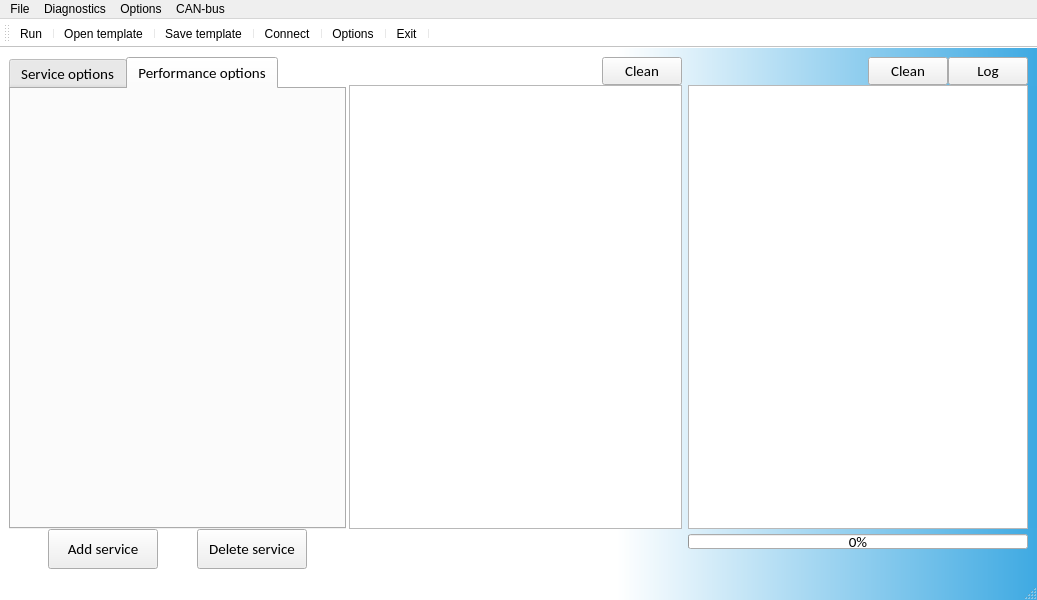
Old version of the form mainwindow.ui in the repository Dimkostyanichtov/UdsDiagnosticTool.
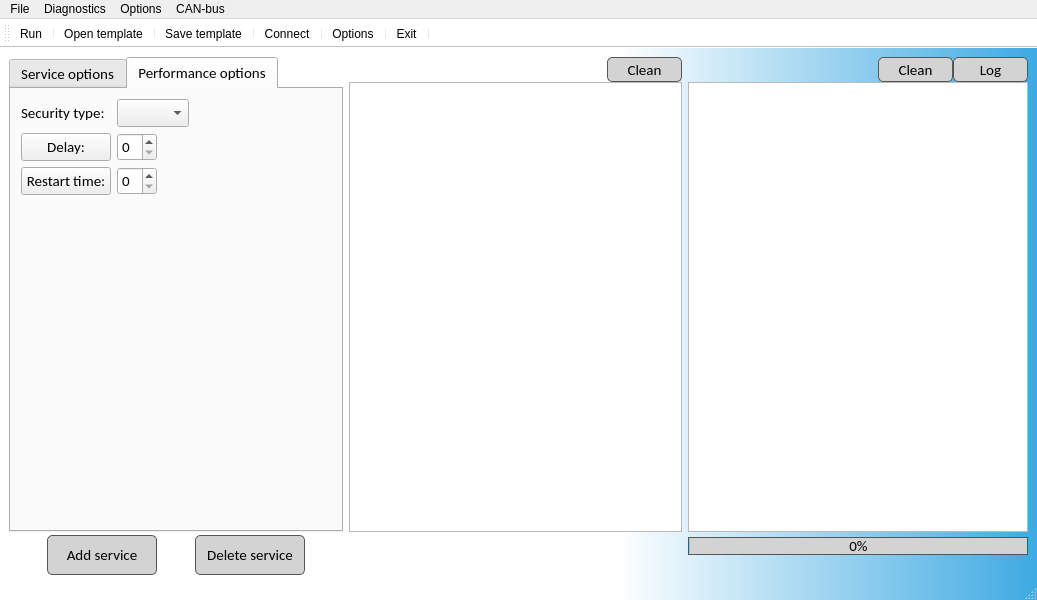
New version of the form. The open tabs and pages were chosen to show the change. Icons and pictures are not drawn.

Diff of the .ui file:
```diff
--- a/mainwindow.ui
+++ b/mainwindow.ui
@@ -28,6 +28,9 @@
   </property>
   <widget class="QWidget" name="centralwidget">
    <layout class="QGridLayout" name="gridLayout">
+    <property name="bottomMargin">
+     <number>3</number>
+    </property>
     <item row="0" column="0">
      <layout class="QVBoxLayout" name="centralLayout">
       <property name="spacing">
@@ -44,7 +47,7 @@
            <number>0</number>
           </property>
           <property name="rightMargin">
-           <number>3</number>
+           <number>6</number>
           </property>
           <item>
            <widget class="QTabWidget" name="optionsTabWidget">
@@ -219,6 +222,192 @@
              <attribute name="title">
               <string>Performance options</string>
              </attribute>
+             <widget class="QWidget" name="">
+              <property name="geometry">
+               <rect>
+                <x>10</x>
+                <y>10</y>
+                <width>311</width>
+                <height>96</height>
+               </rect>
+              </property>
+              <layout class="QVBoxLayout" name="additionaOptionsLayout">
+               <item>
+                <layout class="QHBoxLayout" name="securityLayout">
+                 <item>
+                  <widget class="QLabel" name="securityTypeLabel">
+                   <property name="minimumSize">
+                    <size>
+                     <width>90</width>
+                     <height>0</height>
+                    </size>
+                   </property>
+                   <property name="maximumSize">
+                    <size>
+                     <width>90</width>
+                     <height>16777215</height>
+                    </size>
+                   </property>
+                   <property name="font">
+                    <font>
+                     <family>Calibri</family>
+                     <pointsize>11</pointsize>
+                    </font>
+                   </property>
+                   <property name="text">
+                    <string>Security type:</string>
+                   </property>
+                  </widget>
+                 </item>
+                 <item>
+                  <widget class="QComboBox" name="securityTypeComboBox">
+                   <property name="maximumSize">
+                    <size>
+                     <width>100</width>
+                     <height>16777215</height>
+                    </size>
+                   </property>
+                   <property name="font">
+                    <font>
+                     <family>Calibri</family>
+                     <pointsize>11</pointsize>
+                    </font>
+                   </property>
+                  </widget>
+                 </item>
+                 <item>
+                  <spacer name="horizontalSpacer_9">
+                   <property name="orientation">
+                    <enum>Qt::Horizontal</enum>
+                   </property>
+                   <property name="sizeHint" stdset="0">
+                    <size>
+                     <width>40</width>
+                     <height>20</height>
+                    </size>
+                   </property>
+                  </spacer>
+                 </item>
+                </layout>
+               </item>
+               <item>
+                <layout class="QHBoxLayout" name="delayLayout">
+                 <item>
+                  <widget class="QPushButton" name="delayPushButton">
+                   <property name="minimumSize">
+                    <size>
+                     <width>90</width>
+                     <height>0</height>
+                    </size>
+                   </property>
+                   <property name="maximumSize">
+                    <size>
+                     <width>90</width>
+                     <height>16777215</height>
+                    </size>
+                   </property>
+                   <property name="font">
+                    <font>
+                     <family>Calibri</family>
+                     <pointsize>11</pointsize>
+                    </font>
+                   </property>
+                   <property name="text">
+                    <string>Delay:</string>
+                   </property>
+                  </widget>
+                 </item>
+                 <item>
+                  <widget class="QSpinBox" name="delaySpinBox">
+                   <property name="maximumSize">
+                    <size>
+                     <width>40</width>
+                     <height>16777215</height>
+                    </size>
+                   </property>
+                   <property name="font">
+                    <font>
+                     <family>Calibri</family>
+                     <pointsize>11</pointsize>
+                    </font>
+                   </property>
+                  </widget>
+                 </item>
+                 <item>
+                  <spacer name="horizontalSpacer_8">
+                   <property name="orientation">
+                    <enum>Qt::Horizontal</enum>
+                   </property>
+                   <property name="sizeHint" stdset="0">
+                    <size>
+                     <width>40</width>
+                     <height>20</height>
+                    </size>
+                   </property>
+                  </spacer>
+                 </item>
+                </layout>
+               </item>
+               <item>
+                <layout class="QHBoxLayout" name="restartLayout">
+                 <item>
+                  <widget class="QPushButton" name="restartPushButton">
+                   <property name="minimumSize">
+                    <size>
+                     <width>90</width>
+                     <height>0</height>
+                    </size>
+                   </property>
+                   <property name="maximumSize">
+                    <size>
+                     <width>90</width>
+                     <height>16777215</height>
+                    </size>
+                   </property>
+                   <property name="font">
+                    <font>
+                     <family>Calibri</family>
+                     <pointsize>11</pointsize>
+                    </font>
+                   </property>
+                   <property name="text">
+                    <string>Restart time:</string>
+                   </property>
+                  </widget>
+                 </item>
+                 <item>
+                  <widget class="QSpinBox" name="restartSpinBox">
+                   <property name="maximumSize">
+                    <size>
+                     <width>40</width>
+                     <height>16777215</height>
+                    </size>
+                   </property>
+                   <property name="font">
+                    <font>
+                     <family>Calibri</family>
+                     <pointsize>11</pointsize>
+                    </font>
+                   </property>
+                  </widget>
+                 </item>
+                 <item>
+                  <spacer name="horizontalSpacer_7">
+                   <property name="orientation">
+                    <enum>Qt::Horizontal</enum>
+                   </property>
+                   <property name="sizeHint" stdset="0">
+                    <size>
+                     <width>40</width>
+                     <height>20</height>
+                    </size>
+                   </property>
+                  </spacer>
+                 </item>
+                </layout>
+               </item>
+              </layout>
+             </widget>
             </widget>
            </widget>
           </item>
@@ -227,6 +416,9 @@
             <property name="spacing">
              <number>0</number>
             </property>
+            <property name="topMargin">
+             <number>3</number>
+            </property>
             <item>
              <spacer name="horizontalSpacer_2">
               <property name="orientation">
@@ -257,6 +449,11 @@
                 <pointsize>11</pointsize>
                </font>
               </property>
+              <property name="styleSheet">
+               <string notr="true">background-color: LightGray;
+border: 1px solid #555;
+border-radius: 5px;</string>
+              </property>
               <property name="text">
                <string>Add service</string>
               </property>
@@ -295,6 +492,11 @@
                 <pointsize>11</pointsize>
                </font>
               </property>
+              <property name="styleSheet">
+               <string notr="true">background-color: LightGray;
+border: 1px solid #555;
+border-radius: 5px;</string>
+              </property>
               <property name="text">
                <string>Delete service</string>
               </property>
@@ -348,12 +550,23 @@
             </item>
             <item>
              <widget class="QPushButton" name="clearServiceListPushButton">
+              <property name="minimumSize">
+               <size>
+                <width>75</width>
+                <height>25</height>
+               </size>
+              </property>
               <property name="font">
                <font>
                 <family>Calibri</family>
                 <pointsize>11</pointsize>
                </font>
               </property>
+              <property name="styleSheet">
+               <string notr="true">background-color: LightGray;
+border: 1px solid #555;
+border-radius: 5px;</string>
+              </property>
               <property name="text">
                <string>Clean</string>
               </property>
@@ -382,7 +595,7 @@
             <property name="sizeHint" stdset="0">
              <size>
               <width>20</width>
-              <height>40</height>
+              <height>43</height>
              </size>
             </property>
            </spacer>
@@ -410,8 +623,8 @@
               </property>
               <property name="iconSize">
                <size>
-                <width>20</width>
-                <height>20</height>
+                <width>16</width>
+                <height>16</height>
                </size>
               </property>
               <property name="autoDefault">
@@ -437,12 +650,23 @@
             </item>
             <item>
              <widget class="QPushButton" name="cleanResultsPushButton">
+              <property name="minimumSize">
+               <size>
+                <width>75</width>
+                <height>25</height>
+               </size>
+              </property>
               <property name="font">
                <font>
                 <family>Calibri</family>
                 <pointsize>11</pointsize>
                </font>
               </property>
+              <property name="styleSheet">
+               <string notr="true">background-color: LightGray;
+border: 1px solid #555;
+border-radius: 5px;</string>
+              </property>
               <property name="text">
                <string>Clean</string>
               </property>
@@ -450,12 +674,23 @@
             </item>
             <item>
              <widget class="QPushButton" name="logResultsPushButtonLog">
+              <property name="minimumSize">
+               <size>
+                <width>75</width>
+                <height>25</height>
+               </size>
+              </property>
               <property name="font">
                <font>
                 <family>Calibri</family>
                 <pointsize>11</pointsize>
                </font>
               </property>
+              <property name="styleSheet">
+               <string notr="true">background-color: LightGray;
+border: 1px solid #555;
+border-radius: 5px;</string>
+              </property>
               <property name="text">
                <string>Log</string>
               </property>
@@ -494,7 +729,7 @@
             <property name="maximumSize">
              <size>
               <width>16777215</width>
-              <height>15</height>
+              <height>18</height>
              </size>
             </property>
             <property name="font">
@@ -503,9 +738,16 @@
               <pointsize>11</pointsize>
              </font>
             </property>
+            <property name="styleSheet">
+             <string notr="true">background-color: LightGray;
+border: 1px solid #555;</string>
+            </property>
             <property name="value">
              <number>0</number>
             </property>
+            <property name="alignment">
+             <set>Qt::AlignCenter</set>
+            </property>
            </widget>
           </item>
           <item>
```
Left out of the diff: 12 changed lines with no effect on the pictures.
